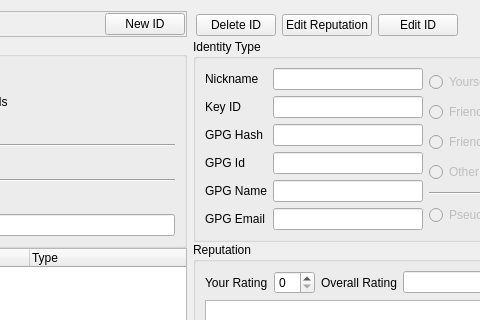
This is retroshare-gui/src/gui/Identity/IdDialog.ui in RetroShare/RetroShare as Qt 5 draws it before an edit; both pictures show x 182 to 662 and y 0 to 320 of the 744 by 647 pixel window. The edited form follows.
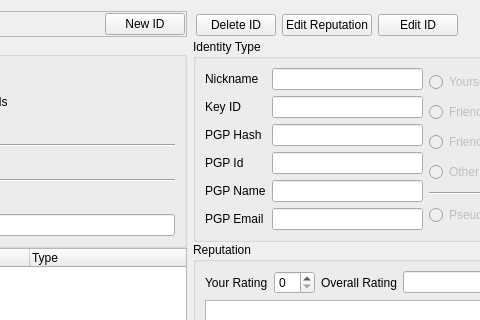
This is the edited form. Icons and pictures are not drawn.

```diff
--- a/retroshare-gui/src/gui/Identity/IdDialog.ui
+++ b/retroshare-gui/src/gui/Identity/IdDialog.ui
@@ -335,7 +335,7 @@
         <item row="4" column="0">
          <widget class="QLabel" name="label_3">
           <property name="text">
-           <string>GPG Name</string>
+           <string>PGP Name</string>
           </property>
          </widget>
         </item>
@@ -352,7 +352,7 @@
         <item row="5" column="0">
          <widget class="QLabel" name="label_5">
           <property name="text">
-           <string>GPG Email</string>
+           <string>PGP Email</string>
           </property>
          </widget>
         </item>
@@ -389,14 +389,14 @@
         <item row="3" column="0">
          <widget class="QLabel" name="label_7">
           <property name="text">
-           <string>GPG Id</string>
+           <string>PGP Id</string>
           </property>
          </widget>
         </item>
         <item row="2" column="0">
          <widget class="QLabel" name="label_8">
           <property name="text">
-           <string>GPG Hash</string>
+           <string>PGP Hash</string>
           </property>
          </widget>
         </item>
```
